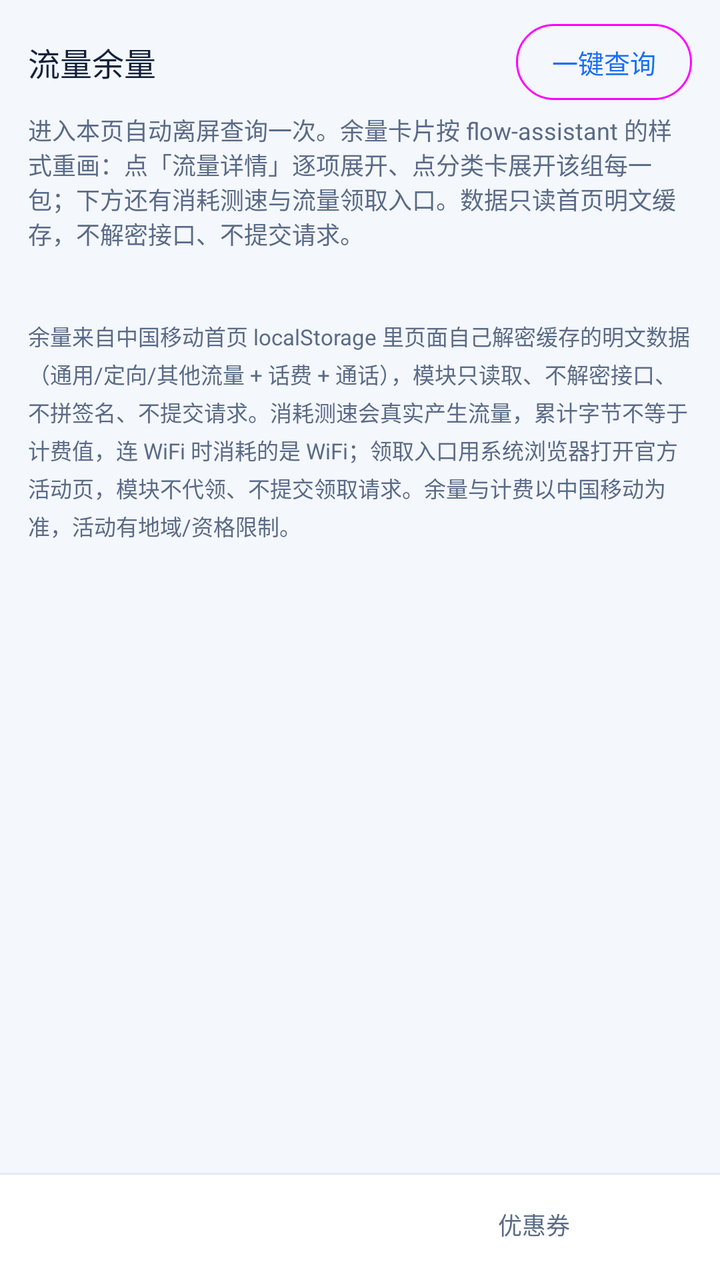
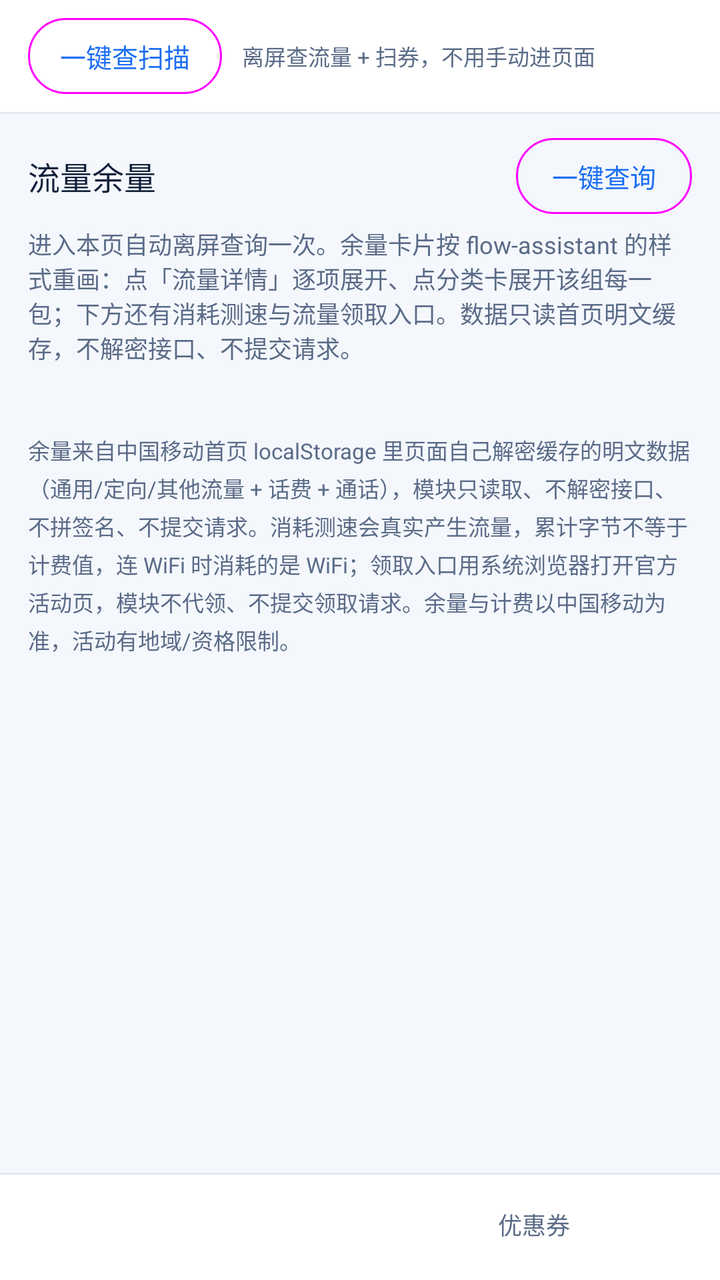

An Android layout rendered at two revisions. The XML below is the earlier revision; the diff shows what the commit changed to produce the second picture.
<!-- AndroidManifest.xml: application theme Theme.CmccHook -->
<!-- res/layout/page_enhance.xml -->
<?xml version="1.0" encoding="utf-8"?>
<LinearLayout xmlns:android="http://schemas.android.com/apk/res/android"
    android:layout_width="match_parent"
    android:layout_height="match_parent"
    android:orientation="vertical">

    
    <FrameLayout
        android:layout_width="match_parent"
        android:layout_height="0dp"
        android:layout_weight="1">

        <include
            android:id="@+id/pageFlow"
            layout="@layout/page_flow" />

        <include
            android:id="@+id/pageCouponBody"
            layout="@layout/page_coupon"
            android:visibility="gone" />
    </FrameLayout>

    <View
        android:layout_width="match_parent"
        android:layout_height="1dp"
        android:background="@color/divider" />

    
    <LinearLayout
        android:layout_width="match_parent"
        android:layout_height="wrap_content"
        android:background="@color/surface"
        android:orientation="horizontal"
        android:paddingStart="10dp"
        android:paddingTop="7dp"
        android:paddingEnd="10dp"
        android:paddingBottom="10dp">

        <TextView
            android:id="@+id/subFlow"
            android:layout_width="0dp"
            android:layout_height="wrap_content"
            android:layout_weight="1"
            android:background="@drawable/bg_nav_item"
            android:gravity="center"
            android:paddingTop="9dp"
            android:paddingBottom="9dp"
            android:text="@string/sub_flow"
            android:textColor="@color/on_primary"
            android:textSize="12sp"
            android:textStyle="bold" />

        <TextView
            android:id="@+id/subCoupon"
            android:layout_width="0dp"
            android:layout_height="wrap_content"
            android:layout_marginStart="8dp"
            android:layout_weight="1"
            android:background="@drawable/bg_nav_item"
            android:gravity="center"
            android:paddingTop="9dp"
            android:paddingBottom="9dp"
            android:text="@string/sub_coupon"
            android:textColor="@color/text_secondary"
            android:textSize="12sp" />
    </LinearLayout>
</LinearLayout>
<!-- res/layout/page_flow.xml (included above) -->
<?xml version="1.0" encoding="utf-8"?>
<ScrollView xmlns:android="http://schemas.android.com/apk/res/android"
    xmlns:app="http://schemas.android.com/apk/res-auto"
    android:layout_width="match_parent"
    android:layout_height="match_parent"
    android:background="@color/background"
    android:clipToPadding="false"
    android:fillViewport="true"
    android:scrollbars="none">

    <LinearLayout
        android:layout_width="match_parent"
        android:layout_height="wrap_content"
        android:orientation="vertical"
        android:paddingStart="14dp"
        android:paddingTop="12dp"
        android:paddingEnd="14dp"
        android:paddingBottom="24dp">

        
        <LinearLayout
            android:layout_width="match_parent"
            android:layout_height="wrap_content"
            android:gravity="center_vertical"
            android:orientation="horizontal">

            <TextView
                style="@style/CardTitle"
                android:layout_width="0dp"
                android:layout_height="wrap_content"
                android:layout_weight="1"
                android:text="@string/flow_title" />

            <com.google.android.material.button.MaterialButton
                android:id="@+id/btnFlowRefresh"
                style="@style/Widget.Material3.Button.OutlinedButton"
                android:layout_width="wrap_content"
                android:layout_height="38dp"
                android:insetTop="0dp"
                android:insetBottom="0dp"
                android:minWidth="0dp"
                android:paddingStart="18dp"
                android:paddingEnd="18dp"
                android:text="@string/flow_refresh"
                android:textAllCaps="false"
                android:textSize="13sp"
                app:cornerRadius="999dp"
                app:elevation="0dp"
                app:minWidth="0dp" />
        </LinearLayout>

        
        <TextView
            android:id="@+id/flowNotify"
            android:layout_width="match_parent"
            android:layout_height="wrap_content"
            android:paddingTop="6dp"
            android:paddingBottom="2dp"
            android:text="@string/flow_never"
            android:textColor="@color/text_secondary"
            android:textSize="12sp" />

        <TextView
            android:id="@+id/flowAt"
            android:layout_width="match_parent"
            android:layout_height="wrap_content"
            android:paddingStart="2dp"
            android:paddingBottom="4dp"
            android:textColor="@color/text_secondary"
            android:textSize="11sp" />

        
        <LinearLayout
            android:id="@+id/flowRoot"
            android:layout_width="match_parent"
            android:layout_height="wrap_content"
            android:orientation="vertical" />

        <TextView
            android:layout_width="match_parent"
            android:layout_height="wrap_content"
            android:paddingTop="14dp"
            android:text="@string/flow_hint"
            android:textColor="@color/text_secondary"
            android:textSize="11sp"
            android:lineSpacingExtra="3dp" />
    </LinearLayout>
</ScrollView>
<!-- res/layout/page_coupon.xml (included above) -->
<?xml version="1.0" encoding="utf-8"?>
<ScrollView xmlns:android="http://schemas.android.com/apk/res/android"
    xmlns:app="http://schemas.android.com/apk/res-auto"
    android:layout_width="match_parent"
    android:layout_height="match_parent"
    android:clipToPadding="false"
    android:fillViewport="true"
    android:scrollbars="none">

    <LinearLayout
        android:layout_width="match_parent"
        android:layout_height="wrap_content"
        android:orientation="vertical"
        android:paddingStart="16dp"
        android:paddingEnd="16dp"
        android:paddingTop="12dp"
        android:paddingBottom="24dp">

        
        <LinearLayout
            style="@style/CardBox"
            android:layout_width="match_parent"
            android:layout_height="wrap_content"
            android:orientation="vertical">

            <LinearLayout
                android:layout_width="match_parent"
                android:layout_height="wrap_content"
                android:gravity="center_vertical"
                android:orientation="horizontal"
                android:paddingStart="12dp"
                android:paddingTop="10dp"
                android:paddingEnd="12dp">

                <com.google.android.material.button.MaterialButton
                    android:id="@+id/btnCouponOpen"
                    style="@style/Widget.Material3.Button.OutlinedButton"
                    android:layout_width="0dp"
                    android:layout_height="40dp"
                    android:layout_weight="1"
                    android:insetTop="0dp"
                    android:insetBottom="0dp"
                    android:maxLines="1"
                    android:minWidth="0dp"
                    android:paddingStart="2dp"
                    android:paddingEnd="2dp"
                    android:text="@string/coupon_open"
                    android:textAllCaps="false"
                    android:textSize="12sp"
                    app:cornerRadius="999dp"
                    app:elevation="0dp"
                    app:minWidth="0dp" />

                <com.google.android.material.button.MaterialButton
                    android:id="@+id/btnCouponScan"
                    style="@style/Widget.Material3.Button.OutlinedButton"
                    android:layout_width="0dp"
                    android:layout_height="40dp"
                    android:layout_marginStart="8dp"
                    android:layout_weight="1"
                    android:insetTop="0dp"
                    android:insetBottom="0dp"
                    android:maxLines="1"
                    android:minWidth="0dp"
                    android:paddingStart="2dp"
                    android:paddingEnd="2dp"
                    android:text="@string/coupon_scan"
                    android:textAllCaps="false"
                    android:textSize="12sp"
                    app:cornerRadius="999dp"
                    app:elevation="0dp"
                    app:minWidth="0dp" />

                <com.google.android.material.button.MaterialButton
                    android:id="@+id/btnCouponAll"
                    style="@style/Widget.Material3.Button.OutlinedButton"
                    android:layout_width="0dp"
                    android:layout_height="40dp"
                    android:layout_marginStart="8dp"
                    android:layout_weight="1"
                    android:insetTop="0dp"
                    android:insetBottom="0dp"
                    android:maxLines="1"
                    android:minWidth="0dp"
                    android:paddingStart="2dp"
                    android:paddingEnd="2dp"
                    android:text="@string/coupon_select_all"
                    android:textAllCaps="false"
                    android:textSize="12sp"
                    app:cornerRadius="999dp"
                    app:elevation="0dp"
                    app:minWidth="0dp" />
            </LinearLayout>

            
            <LinearLayout
                android:layout_width="match_parent"
                android:layout_height="wrap_content"
                android:gravity="center_vertical"
                android:orientation="horizontal"
                android:paddingStart="12dp"
                android:paddingTop="8dp"
                android:paddingEnd="12dp"
                android:paddingBottom="10dp">

                <com.google.android.material.button.MaterialButton
                    android:id="@+id/btnCouponInvert"
                    style="@style/Widget.Material3.Button.OutlinedButton"
                    android:layout_width="0dp"
                    android:layout_height="40dp"
                    android:layout_weight="1"
                    android:insetTop="0dp"
                    android:insetBottom="0dp"
                    android:maxLines="1"
                    android:minWidth="0dp"
                    android:paddingStart="2dp"
                    android:paddingEnd="2dp"
                    android:text="@string/coupon_invert"
                    android:textAllCaps="false"
                    android:textSize="12sp"
                    app:cornerRadius="999dp"
                    app:elevation="0dp"
                    app:minWidth="0dp" />

                <com.google.android.material.button.MaterialButton
                    android:id="@+id/btnCouponUse"
                    style="@style/Widget.Material3.Button.OutlinedButton"
                    android:layout_width="0dp"
                    android:layout_height="40dp"
                    android:layout_marginStart="8dp"
                    android:layout_weight="1"
                    android:insetTop="0dp"
                    android:insetBottom="0dp"
                    android:maxLines="1"
                    android:minWidth="0dp"
                    android:paddingStart="2dp"
                    android:paddingEnd="2dp"
                    android:text="@string/coupon_use"
                    android:textAllCaps="false"
                    android:textSize="12sp"
                    app:cornerRadius="999dp"
                    app:elevation="0dp"
                    app:minWidth="0dp" />

                <com.google.android.material.button.MaterialButton
                    android:id="@+id/btnCouponUseAll"
                    style="@style/Widget.Material3.Button.OutlinedButton"
                    android:layout_width="0dp"
                    android:layout_height="40dp"
                    android:layout_marginStart="8dp"
                    android:layout_weight="1"
                    android:insetTop="0dp"
                    android:insetBottom="0dp"
                    android:maxLines="1"
                    android:minWidth="0dp"
                    android:paddingStart="2dp"
                    android:paddingEnd="2dp"
                    android:text="@string/coupon_use_all"
                    android:textAllCaps="false"
                    android:textSize="12sp"
                    app:cornerRadius="999dp"
                    app:elevation="0dp"
                    app:minWidth="0dp" />
            </LinearLayout>
        </LinearLayout>

        
        <TextView
            android:id="@+id/couponAt"
            android:layout_width="match_parent"
            android:layout_height="wrap_content"
            android:paddingStart="6dp"
            android:paddingTop="8dp"
            android:paddingEnd="6dp"
            android:textColor="@color/text_secondary"
            android:textSize="12sp" />

        
        <TextView
            android:id="@+id/smsHelpEntry"
            android:layout_width="match_parent"
            android:layout_height="wrap_content"
            android:paddingStart="6dp"
            android:paddingTop="6dp"
            android:paddingEnd="6dp"
            android:paddingBottom="4dp"
            android:text="@string/sms_help_entry"
            android:textColor="@color/primary"
            android:textSize="12sp" />

        
        <LinearLayout
            android:layout_width="match_parent"
            android:layout_height="wrap_content"
            android:gravity="center_vertical"
            android:orientation="horizontal"
            android:paddingStart="6dp"
            android:paddingTop="2dp"
            android:paddingEnd="6dp"
            android:paddingBottom="2dp">

            <CheckBox
                android:id="@+id/cbCouponSort"
                android:layout_width="0dp"
                android:layout_height="wrap_content"
                android:layout_weight="1"
                android:checked="true"
                android:text="@string/coupon_sort_valid"
                android:textSize="13sp" />

            <CheckBox
                android:id="@+id/cbCouponHide"
                android:layout_width="0dp"
                android:layout_height="wrap_content"
                android:layout_weight="1"
                android:checked="true"
                android:text="@string/coupon_hide_blocked"
                android:textSize="13sp" />
        </LinearLayout>

        <LinearLayout
            android:id="@+id/couponList"
            android:layout_width="match_parent"
            android:layout_height="wrap_content"
            android:orientation="vertical" />

        
        <TextView
            android:id="@+id/couponSummary"
            style="@style/RowDesc"
            android:layout_width="wrap_content"
            android:layout_height="wrap_content"
            android:visibility="gone" />

        <TextView
            android:id="@+id/couponBar"
            style="@style/RowDesc"
            android:layout_width="wrap_content"
            android:layout_height="wrap_content"
            android:visibility="gone" />

    </LinearLayout>
</ScrollView>
<!-- resources referenced by this layout -->
<resources>
  <color name="background">#F4F7FC</color>
  <color name="divider">#E2EAF5</color>
  <color name="on_primary">#FFFFFF</color>
  <color name="primary">#1B6EF3</color>
  <color name="surface">#FFFFFF</color>
  <color name="text_secondary">#5A6B87</color>
  <!-- drawable bg_nav_item (drawable) -->
  <?xml version="1.0" encoding="utf-8"?>
  <selector xmlns:android="http://schemas.android.com/apk/res/android">
      <item android:state_selected="true">
          <shape android:shape="rectangle">
              <solid android:color="@color/primary" />
              <corners android:radius="16dp" />
          </shape>
      </item>
      <item>
          <shape android:shape="rectangle">
              <solid android:color="@android:color/transparent" />
              <corners android:radius="16dp" />
          </shape>
      </item>
  </selector>
  <string name="coupon_hide_blocked">隐藏不可选</string>
  <string name="coupon_invert">反选</string>
  <string name="coupon_open">跳转卡券中心</string>
  <string name="coupon_scan">扫描</string>
  <string name="coupon_select_all">全选</string>
  <string name="coupon_sort_valid">按有效期排序</string>
  <string name="coupon_use">使用</string>
  <string name="coupon_use_all">一键全用</string>
  <string name="flow_hint">余量来自中国移动首页 localStorage 里页面自己解密缓存的明文数据（通用/定向/其他流量 + 话费 + 通话），模块只读取、不解密接口、不拼签名、不提交请求。消耗测速会真实产生流量，累计字节不等于计费值，连 WiFi 时消耗的是 WiFi；领取入口用系统浏览器打开官方活动页，模块不代领、不提交领取请求。余量与计费以中国移动为准，活动有地域/资格限制。</string>
  <string name="flow_never">进入本页自动离屏查询一次。余量卡片按 flow-assistant 的样式重画：点「流量详情」逐项展开、点分类卡展开该组每一包；下方还有消耗测速与流量领取入口。数据只读首页明文缓存，不解密接口、不提交请求。</string>
  <string name="flow_refresh">一键查询</string>
  <string name="flow_title">流量余量</string>
  <string name="sms_help_entry">小米 / HyperOS 读不到验证码？点这里看自检步骤</string>
  <string name="sub_coupon">优惠券</string>
  <string name="sub_flow">流量</string>
  <style name="CardBox">
          <item name="android:background">@drawable/bg_card</item>
          <item name="android:orientation">vertical</item>
      </style>
  <style name="CardTitle">
          <item name="android:textSize">16sp</item>
          <item name="android:fontFamily">sans-serif-medium</item>
          <item name="android:textColor">@color/text_primary</item>
      </style>
  <style name="RowDesc">
          <item name="android:textSize">12sp</item>
          <item name="android:textColor">@color/text_secondary</item>
          <item name="android:lineSpacingExtra">2dp</item>
          <item name="android:paddingTop">3dp</item>
      </style>
  <!-- drawable bg_card (drawable) -->
  <?xml version="1.0" encoding="utf-8"?>
  <shape xmlns:android="http://schemas.android.com/apk/res/android"
      android:shape="rectangle">
      <solid android:color="@color/container_low" />
      <stroke android:width="1dp" android:color="@color/divider" />
      <corners android:radius="18dp" />
  </shape>
  <color name="text_primary">#12213B</color>
  <color name="primary_dark">#0B4FC4</color>
  <color name="brand_start">#1B6EF3</color>
  <color name="container_low">#FFFFFF</color>
  <!-- unchanged entries left out for length: 1 -->
</resources>

<!-- the commit's change to res/layout/page_enhance.xml (unified diff, before → after) -->
@@ -1,8 +1,54 @@
 <?xml version="1.0" encoding="utf-8"?>
 <LinearLayout xmlns:android="http://schemas.android.com/apk/res/android"
+    xmlns:app="http://schemas.android.com/apk/res-auto"
     android:layout_width="match_parent"
     android:layout_height="match_parent"
     android:orientation="vertical">
+
+    
+    <LinearLayout
+        android:layout_width="match_parent"
+        android:layout_height="wrap_content"
+        android:background="@color/surface"
+        android:gravity="center_vertical"
+        android:orientation="horizontal"
+        android:paddingStart="14dp"
+        android:paddingTop="9dp"
+        android:paddingEnd="14dp"
+        android:paddingBottom="9dp">
+
+        <com.google.android.material.button.MaterialButton
+            android:id="@+id/btnQuickScan"
+            style="@style/Widget.Material3.Button.OutlinedButton"
+            android:layout_width="wrap_content"
+            android:layout_height="38dp"
+            android:insetTop="0dp"
+            android:insetBottom="0dp"
+            android:minWidth="0dp"
+            android:paddingStart="16dp"
+            android:paddingEnd="16dp"
+            android:text="@string/quick_scan"
+            android:textAllCaps="false"
+            android:textSize="13sp"
+            app:cornerRadius="999dp"
+            app:elevation="0dp"
+            app:minWidth="0dp" />
+
+        <TextView
+            android:id="@+id/quickScanStatus"
+            android:layout_width="0dp"
+            android:layout_height="wrap_content"
+            android:layout_marginStart="10dp"
+            android:layout_weight="1"
+            android:text="@string/quick_scan_idle"
+            android:textColor="@color/text_secondary"
+            android:textSize="11sp" />
+    </LinearLayout>
+
+    <View
+        android:layout_width="match_parent"
+        android:layout_height="1dp"
+        android:background="@color/divider" />
 
     
     <FrameLayout
<!-- resource entries referenced after the edit -->
@@ -34,6 +34,8 @@
   <string name="flow_never">进入本页自动离屏查询一次。余量卡片按 flow-assistant 的样式重画：点「流量详情」逐项展开、点分类卡展开该组每一包；下方还有消耗测速与流量领取入口。数据只读首页明文缓存，不解密接口、不提交请求。</string>
   <string name="flow_refresh">一键查询</string>
   <string name="flow_title">流量余量</string>
+  <string name="quick_scan">一键查扫描</string>
+  <string name="quick_scan_idle">离屏查流量 + 扫券，不用手动进页面</string>
   <string name="sms_help_entry">小米 / HyperOS 读不到验证码？点这里看自检步骤</string>
   <string name="sub_coupon">优惠券</string>
   <string name="sub_flow">流量</string>
